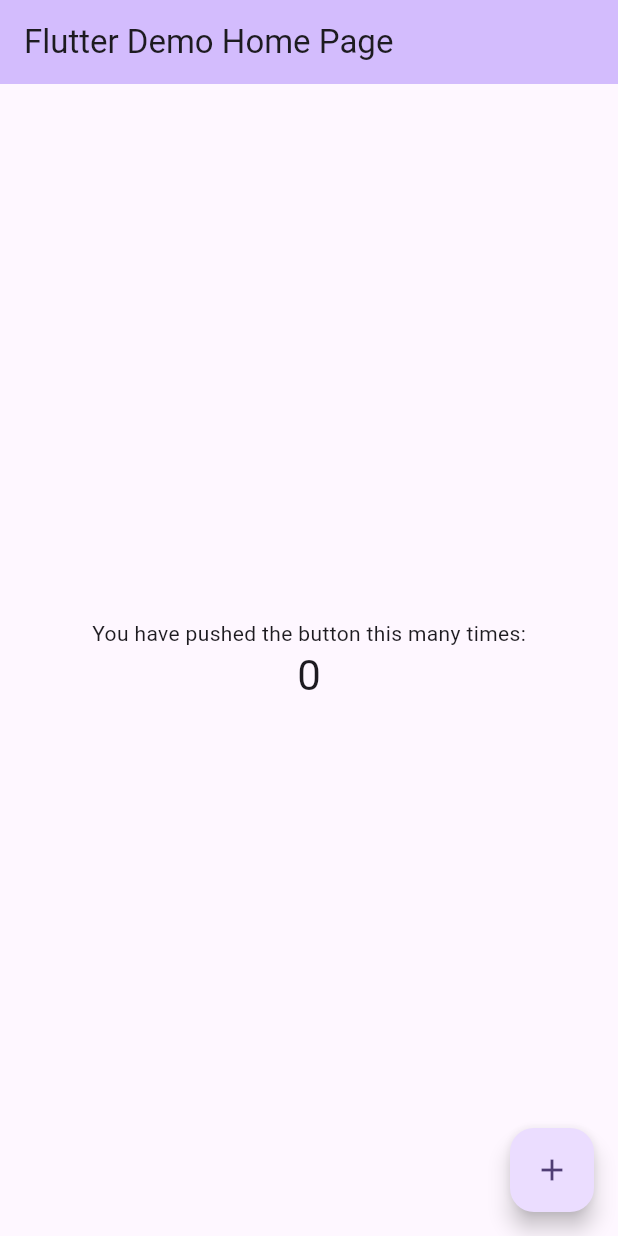
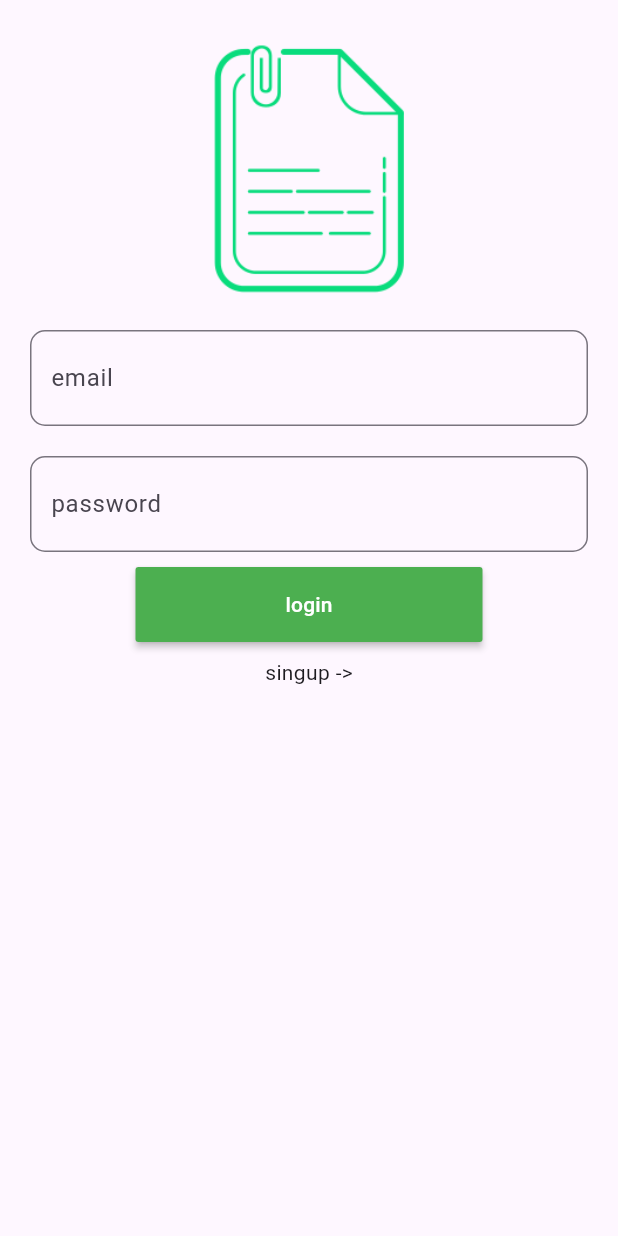
Before and after one commit to SalemBalfagih/RestApi_PHP, a Flutter app: the screen it shows after launch, on a phone screen of 412 x 824 dp. Run offline on Flutter 3.47's test engine with Material 3 defaults, Android fonts, the light colour scheme and no system bars.

Commit message:
add login and signup views

```diff
--- /dev/null
+++ b/lib/constants/message.dart
@@ -0,0 +1,3 @@
+const String messageempty = "لايمكن ان يكون الحقل فارغ";
+const String messagemin = "لايمكن ان يكون الحقل اصغر من";
+const String messagemax = "لايمكن ان يكون الحقل اكبر من";
--- a/lib/main.dart
+++ b/lib/main.dart
@@ -1,125 +1,27 @@
 import 'package:flutter/material.dart';
+import 'package:restapi_php/view/login_view.dart';
+import 'package:restapi_php/view/singup_view.dart';
 
-void main() {
+void main() async {
   runApp(const MyApp());
 }
 
 class MyApp extends StatelessWidget {
   const MyApp({super.key});
 
-  // This widget is the root of your application.
   @override
   Widget build(BuildContext context) {
     return MaterialApp(
-      title: 'Flutter Demo',
-      theme: ThemeData(
-        // This is the theme of your application.
-        //
-        // TRY THIS: Try running your application with "flutter run". You'll see
-        // the application has a purple toolbar. Then, without quitting the app,
-        // try changing the seedColor in the colorScheme below to Colors.green
-        // and then invoke "hot reload" (save your changes or press the "hot
-        // reload" button in a Flutter-supported IDE, or press "r" if you used
-        // the command line to start the app).
-        //
-        // Notice that the counter didn't reset back to zero; the application
-        // state is not lost during the reload. To reset the state, use hot
-        // restart instead.
-        //
-        // This works for code too, not just values: Most code changes can be
-        // tested with just a hot reload.
-        colorScheme: ColorScheme.fromSeed(seedColor: Colors.deepPurple),
-        useMaterial3: true,
-      ),
-      home: const MyHomePage(title: 'Flutter Demo Home Page'),
+      debugShowCheckedModeBanner: false,
+      title: "API",
+      initialRoute: LoginView.id,
+      routes: {
+        LoginView.id: (context) => const LoginView(),
+        SingupView.id: (context) => const SingupView()
+        // "home": (context) => const Home(),
+        // "Success": (context) => const Success(),
+        // "addnotes": (context) => const AddNotes(),
+      },
     );
   }
 }
-
-class MyHomePage extends StatefulWidget {
-  const MyHomePage({super.key, required this.title});
-
-  // This widget is the home page of your application. It is stateful, meaning
-  // that it has a State object (defined below) that contains fields that affect
-  // how it looks.
-
-  // This class is the configuration for the state. It holds the values (in this
-  // case the title) provided by the parent (in this case the App widget) and
-  // used by the build method of the State. Fields in a Widget subclass are
-  // always marked "final".
-
-  final String title;
-
-  @override
-  State<MyHomePage> createState() => _MyHomePageState();
-}
-
-class _MyHomePageState extends State<MyHomePage> {
-  int _counter = 0;
-
-  void _incrementCounter() {
-    setState(() {
-      // This call to setState tells the Flutter framework that something has
-      // changed in this State, which causes it to rerun the build method below
-      // so that the display can reflect the updated values. If we changed
-      // _counter without calling setState(), then the build method would not be
-      // called again, and so nothing would appear to happen.
-      _counter++;
-    });
-  }
-
-  @override
-  Widget build(BuildContext context) {
-    // This method is rerun every time setState is called, for instance as done
-    // by the _incrementCounter method above.
-    //
-    // The Flutter framework has been optimized to make rerunning build methods
-    // fast, so that you can just rebuild anything that needs updating rather
-    // than having to individually change instances of widgets.
-    return Scaffold(
-      appBar: AppBar(
-        // TRY THIS: Try changing the color here to a specific color (to
-        // Colors.amber, perhaps?) and trigger a hot reload to see the AppBar
-        // change color while the other colors stay the same.
-        backgroundColor: Theme.of(context).colorScheme.inversePrimary,
-        // Here we take the value from the MyHomePage object that was created by
-        // the App.build method, and use it to set our appbar title.
-        title: Text(widget.title),
-      ),
-      body: Center(
-        // Center is a layout widget. It takes a single child and positions it
-        // in the middle of the parent.
-        child: Column(
-          // Column is also a layout widget. It takes a list of children and
-          // arranges them vertically. By default, it sizes itself to fit its
-          // children horizontally, and tries to be as tall as its parent.
-          //
-          // Column has various properties to control how it sizes itself and
-          // how it positions its children. Here we use mainAxisAlignment to
-          // center the children vertically; the main axis here is the vertical
-          // axis because Columns are vertical (the cross axis would be
-          // horizontal).
-          //
-          // TRY THIS: Invoke "debug painting" (choose the "Toggle Debug Paint"
-          // action in the IDE, or press "p" in the console), to see the
-          // wireframe for each widget.
-          mainAxisAlignment: MainAxisAlignment.center,
-          children: <Widget>[
-            const Text(
-              'You have pushed the button this many times:',
-            ),
-            Text(
-              '$_counter',
-              style: Theme.of(context).textTheme.headlineMedium,
-            ),
-          ],
-        ),
-      ),
-      floatingActionButton: FloatingActionButton(
-        onPressed: _incrementCounter,
-        tooltip: 'Increment',
-        child: const Icon(Icons.add),
-      ), // This trailing comma makes auto-formatting nicer for build methods.
-    );
-  }
-}
--- /dev/null
+++ b/lib/view/login_view.dart
@@ -0,0 +1,79 @@
+import 'package:flutter/material.dart';
+import 'package:restapi_php/validate.dart';
+import 'package:restapi_php/view/singup_view.dart';
+import 'package:restapi_php/widgets/coustom_button.dart';
+import 'package:restapi_php/widgets/custom_text_filed.dart';
+
+class LoginView extends StatefulWidget {
+  const LoginView({super.key});
+  static String id = 'LoginView';
+  @override
+  State<LoginView> createState() => _LoginViewState();
+}
+
+class _LoginViewState extends State<LoginView> {
+  bool loading = false;
+  GlobalKey<FormState> formstate = GlobalKey();
+  TextEditingController email = TextEditingController();
+  TextEditingController password = TextEditingController();
+  login() async {
+    if (formstate.currentState!.validate()) {}
+  }
+
+  @override
+  Widget build(BuildContext context) {
+    return Scaffold(
+      body: loading
+          ? const Center(
+              child: CircularProgressIndicator(),
+            )
+          : Container(
+              padding: const EdgeInsets.all(10),
+              child: ListView(
+                children: [
+                  Form(
+                      key: formstate,
+                      child: Column(
+                        children: [
+                          Image.asset(
+                            "images/icons8_file_256.png",
+                            width: 200,
+                            height: 200,
+                          ),
+                          CustomTextFiled(
+                            validato: (val) {
+                              return validatoInput(val!, 20, 4);
+                            },
+                            hint: "email",
+                            mycontroller: email,
+                          ),
+                          CustomTextFiled(
+                            validato: (val) {
+                              return validatoInput(val!, 20, 4);
+                            },
+                            hint: "password",
+                            mycontroller: password,
+                          ),
+                          CustomButton(
+                            onPressed: () {
+                              login();
+                            },
+                            text: "login",
+                          ),
+                          const SizedBox(
+                            height: 10,
+                          ),
+                          InkWell(
+                            child: const Text("singup ->"),
+                            onTap: () {
+                              Navigator.of(context).pushNamed(SingupView.id);
+                            },
+                          ),
+                        ],
+                      ))
+                ],
+              ),
+            ),
+    );
+  }
+}
--- /dev/null
+++ b/lib/widgets/coustom_button.dart
@@ -0,0 +1,21 @@
+import 'package:flutter/material.dart';
+
+class CustomButton extends StatelessWidget {
+  const CustomButton({
+    super.key,
+    this.onPressed,
+    required this.text,
+  });
+  final void Function()? onPressed;
+  final String text;
+  @override
+  Widget build(BuildContext context) {
+    return MaterialButton(
+      onPressed: onPressed,
+      color: Colors.green,
+      textColor: Colors.white,
+      padding: const EdgeInsets.symmetric(vertical: 15, horizontal: 100),
+      child: Text(text),
+    );
+  }
+}
--- /dev/null
+++ b/lib/widgets/custom_text_filed.dart
@@ -0,0 +1,34 @@
+import 'package:flutter/material.dart';
+
+class CustomTextFiled extends StatelessWidget {
+  final String hint;
+  final TextEditingController mycontroller;
+  final String? Function(String?)? validato;
+  const CustomTextFiled(
+      {super.key,
+      required this.hint,
+      required this.mycontroller,
+      required this.validato});
+
+  @override
+  Widget build(BuildContext context) {
+    return Padding(
+      padding: const EdgeInsets.all(10.0),
+      child: TextFormField(
+        validator: validato,
+        controller: mycontroller,
+        decoration: InputDecoration(
+            hintText: hint,
+            contentPadding:
+                const EdgeInsets.symmetric(horizontal: 10, vertical: 20),
+            border: const OutlineInputBorder(
+              borderSide: BorderSide(
+                color: Colors.green,
+                width: 1,
+              ),
+              borderRadius: BorderRadius.all(Radius.circular(10)),
+            )),
+      ),
+    );
+  }
+}
--- a/pubspec.yaml
+++ b/pubspec.yaml
@@ -59,8 +59,8 @@ flutter:
   uses-material-design: true
 
   # To add assets to your application, add an assets section, like this:
-  # assets:
-  #   - images/a_dot_burr.jpeg
+  assets:
+    - images/
   #   - images/a_dot_ham.jpeg
 
   # An image asset can refer to one or more resolution-specific "variants", see
```
Also changed, not shown: lib/validate.dart (added, +13 -0 lines), lib/view/singup_view.dart (added, +91 -0 lines), images/icons8_file_256.png (added).
